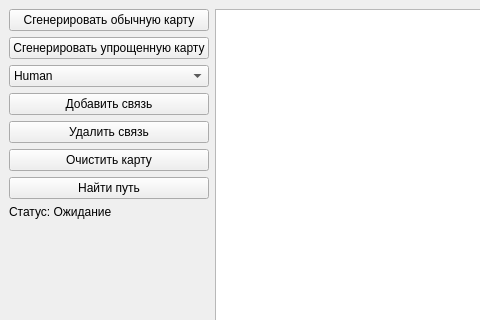
Before: the Qt Designer form gui/mainwindow.ui in VLmb/cpp-rpg-pathfinder, drawn with Qt 5; both pictures show x 0 to 480 and y 0 to 320 of the 1000 by 700 pixel window.
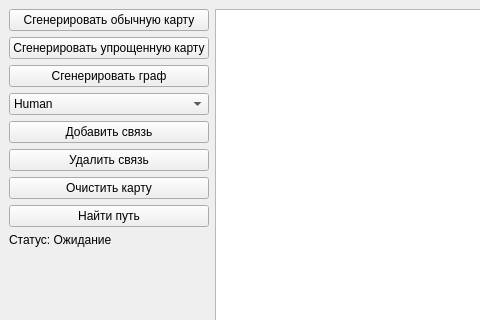
After: the same form once the commit is applied.

Commit message: feat: add graph generation

Patch:
```diff
--- a/gui/mainwindow.ui
+++ b/gui/mainwindow.ui
@@ -31,6 +31,13 @@
         </property>
        </widget>
       </item>
+      <item>
+       <widget class="QPushButton" name="btnGenerateGraph">
+        <property name="text">
+         <string>Сгенерировать граф</string>
+        </property>
+       </widget>
+      </item>
       <item>
        <widget class="QComboBox" name="comboHero">
         <item>
```
The commit also changes 16 other files.
